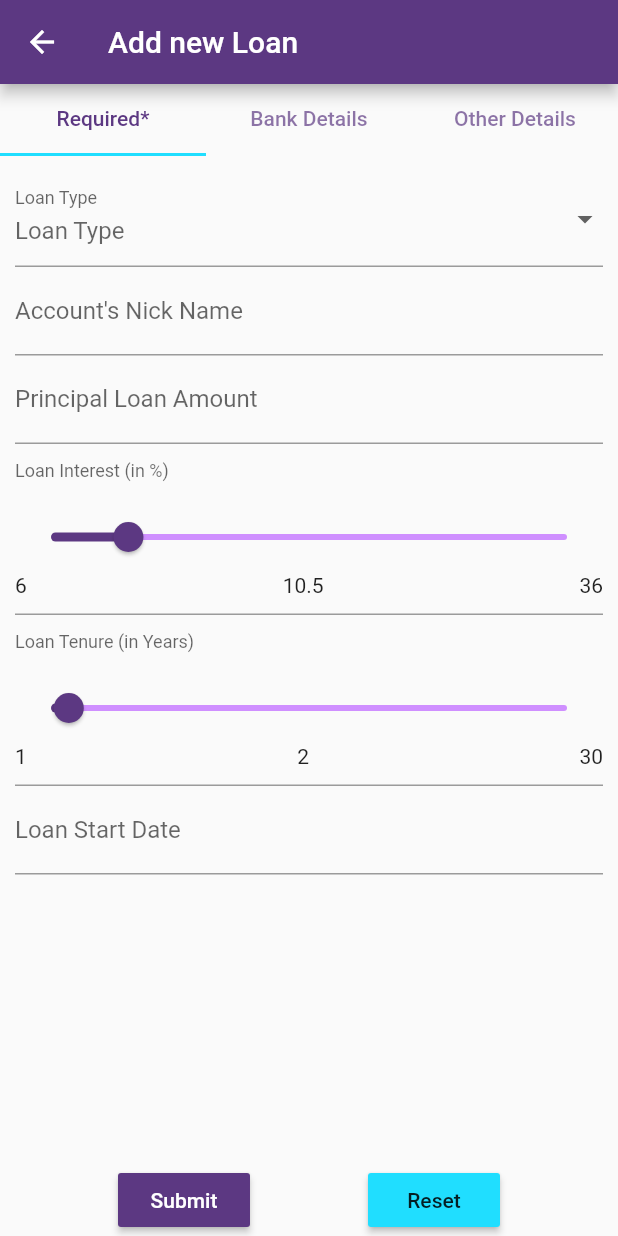
After one commit to Aravin/loan-manager, a Flutter app: the AddLoan screen opened directly, on a phone screen of 412 x 824 dp. The commit adds this screen. Run offline on Flutter 3.47's test engine with Material 2 defaults, Android fonts, the phone set to English and light mode, and no system bars; drawn by our look-alikes of flutter_form_builder; our stand-ins replace firebase_analytics, firebase_auth, firebase_crashlytics, flutter_signin_button, google_sign_in, shared_preferences; accounts and stored records are empty.

Commit message:
Added 'Add new Loan' Screen

```diff
--- a/app/lib/screens/home.dart
+++ b/app/lib/screens/home.dart
@@ -1,8 +1,8 @@
 import 'dart:convert';
 
 import 'package:flutter/material.dart';
-import 'package:loan_manager/methods/sharedPreference.dart';
 import 'package:loan_manager/models/user.dart';
+import 'package:loan_manager/screens/loan/add.dart';
 import 'package:loan_manager/widgets/drawer.dart';
 import 'package:shared_preferences/shared_preferences.dart';
 
@@ -25,6 +25,16 @@ class Home extends StatelessWidget {
   @override
   Widget build(BuildContext context) {
     return Scaffold(
+      floatingActionButton: FloatingActionButton.extended(
+        onPressed: () {
+          Navigator.push(
+            context,
+            MaterialPageRoute(builder: (context) => AddLoan()),
+          );
+        },
+        label: Text('Add new Loan'),
+        icon: Icon(Icons.monetization_on),
+      ),
       drawer: AppDrawer(loggedUser: loggedUser),
       appBar: AppBar(
         title: Text('Home'),
--- /dev/null
+++ b/app/lib/screens/loan/add.dart
@@ -0,0 +1,260 @@
+import 'dart:convert';
+import 'package:intl/intl.dart';
+
+import 'package:flutter/material.dart';
+import 'package:flutter_form_builder/flutter_form_builder.dart';
+import 'package:loan_manager/constants.dart';
+import 'package:loan_manager/models/user.dart';
+import 'package:loan_manager/widgets/drawer.dart';
+import 'package:shared_preferences/shared_preferences.dart';
+
+class AddLoan extends StatefulWidget {
+  @override
+  _AddLoanState createState() => _AddLoanState();
+}
+
+class _AddLoanState extends State<AddLoan> {
+  final GlobalKey<FormBuilderState> _fbKey = GlobalKey<FormBuilderState>();
+
+  User loggedUser;
+
+  _getLoginInformation() async {
+    SharedPreferences prefs = await SharedPreferences.getInstance();
+    final user = prefs.getString('user');
+    print(user);
+    if (user != null) {
+      this.loggedUser = User.fromJson(jsonDecode(user));
+    }
+  }
+
+  @override
+  initState() {
+    super.initState();
+    _getLoginInformation();
+  }
+
+  @override
+  Widget build(BuildContext context) {
+    return Scaffold(
+      drawer: AppDrawer(loggedUser: loggedUser),
+      appBar: AppBar(
+        leading: BackButton(),
+        title: Text('Add new Loan'),
+      ),
+      body: Column(
+        children: <Widget>[
+          Expanded(
+            child: FormBuilder(
+              key: _fbKey,
+              initialValue: {
+                'date': DateTime.now(),
+                'accept_terms': false,
+              },
+              autovalidate: false,
+              child: Column(
+                children: <Widget>[
+                  Expanded(
+                    child: DefaultTabController(
+                      length: 3,
+                      child: Scaffold(
+                        appBar: TabBar(
+                          indicatorColor: secondaryColor,
+                          labelColor: primaryColor,
+                          tabs: [
+                            Tab(text: 'Required*'),
+                            Tab(text: 'Bank Details'),
+                            Tab(text: 'Other Details'),
+                          ],
+                        ),
+                        body: TabBarView(
+                          children: [
+                            ListView(
+                              padding: EdgeInsets.all(10.0),
+                              children: [
+                                FormBuilderDropdown(
+                                  attribute: "loanType",
+                                  decoration:
+                                      InputDecoration(labelText: "Loan Type"),
+                                  // initialValue: 'Male',
+                                  hint: Text('Loan Type'),
+                                  validators: [
+                                    FormBuilderValidators.required()
+                                  ],
+                                  items: [
+                                    'Personal Loan',
+                                    'Home Loan',
+                                    'Gold Loan',
+                                    'Auto Loan',
+                                    'Education Loan',
+                                    'Other Loan'
+                                  ]
+                                      .map((loanType) => DropdownMenuItem(
+                                          value: loanType,
+                                          child: Text("$loanType")))
+                                      .toList(),
+                                ),
+                                FormBuilderTextField(
+                                  attribute: "accountName",
+                                  textInputAction: TextInputAction.next,
+                                  decoration: InputDecoration(
+                                      labelText: "Account's Nick Name"),
+                                  validators: [],
+                                ),
+                                FormBuilderTextField(
+                                  attribute: "amount",
+                                  textInputAction: TextInputAction.next,
+                                  decoration: InputDecoration(
+                                      labelText: "Principal Loan Amount"),
+                                  validators: [
+                                    FormBuilderValidators.numeric(),
+                                    FormBuilderValidators.min(500),
+                                    FormBuilderValidators.max(10000000),
+                                  ],
+                                ),
+                                FormBuilderSlider(
+                                  attribute: "interest",
+                                  validators: [FormBuilderValidators.min(6)],
+                                  min: 6.0,
+                                  max: 36.0,
+                                  initialValue: 10.5,
+                                  decoration: InputDecoration(
+                                    labelText: "Loan Interest (in %)",
+                                  ),
+                                  activeColor: primaryColor,
+                                  inactiveColor: accentColor,
+                                ),
+                                FormBuilderSlider(
+                                  attribute: "tenure",
+                                  validators: [FormBuilderValidators.min(6)],
+                                  min: 1.0,
+                                  max: 30.0,
+                                  initialValue: 2,
+                                  decoration: InputDecoration(
+                                    labelText: "Loan Tenure (in Years)",
+                                  ),
+                                  activeColor: primaryColor,
+                                  inactiveColor: accentColor,
+                                ),
+                                FormBuilderDateTimePicker(
+                                  attribute: "startDate",
+                                  textInputAction: TextInputAction.next,
+                                  inputType: InputType.date,
+                                  format: DateFormat("dd-MMM-yyyy"),
+                                  decoration: InputDecoration(
+                                      labelText: "Loan Start Date"),
+                                ),
+                              ],
+                            ),
+                            ListView(
+                              padding: EdgeInsets.all(10.0),
+                              children: [
+                                FormBuilderTextField(
+                                  attribute: "bankAccountNumber",
+                                  textInputAction: TextInputAction.next,
+                                  decoration: InputDecoration(
+                                      labelText: "Bank Account Number"),
+                                  validators: [],
+                                ),
+                                FormBuilderTextField(
+                                  attribute: "bankName",
+                                  textInputAction: TextInputAction.next,
+                                  decoration:
+                                      InputDecoration(labelText: "Bank Name"),
+                                  validators: [],
+                                ),
+                                FormBuilderTextField(
+                                  attribute: "bankPhoneNumber",
+                                  textInputAction: TextInputAction.next,
+                                  decoration: InputDecoration(
+                                      labelText: "Bank Phone Number"),
+                                  validators: [],
+                                ),
+                                FormBuilderTextField(
+                                  attribute: "bankEmail",
+                                  textInputAction: TextInputAction.next,
+                                  decoration:
+                                      InputDecoration(labelText: "Bank Email"),
+                                  validators: [],
+                                ),
+                                FormBuilderTextField(
+                                  attribute: "bankContactPerson",
+                                  textInputAction: TextInputAction.next,
+                                  decoration: InputDecoration(
+                                      labelText: "Contact Person"),
+                                  validators: [],
+                                ),
+                                FormBuilderTextField(
+                                  keyboardType: TextInputType.multiline,
+                                  maxLines: null,
+                                  attribute: "bankAdditionalInfo",
+                                  textInputAction: TextInputAction.done,
+                                  decoration: InputDecoration(
+                                      labelText: "Additional Info"),
+                                  validators: [],
+                                ),
+                              ],
+                            ),
+                            ListView(
+                              padding: EdgeInsets.all(10.0),
+                              children: [
+                                FormBuilderTextField(
+                                  attribute: "loanProcessingFee",
+                                  textInputAction: TextInputAction.next,
+                                  decoration: InputDecoration(
+                                      labelText: "Loan Processing Fee"),
+                                  validators: [],
+                                ),
+                                FormBuilderTextField(
+                                  attribute: "loanPartPayment",
+                                  textInputAction: TextInputAction.next,
+                                  decoration: InputDecoration(
+                                      labelText: "Loan Part Payment"),
+                                  validators: [],
+                                ),
+                                FormBuilderTextField(
+                                  attribute: "loanOtherCharges",
+                                  textInputAction: TextInputAction.next,
+                                  decoration: InputDecoration(
+                                      labelText: "Other Loan Charges"),
+                                  validators: [],
+                                ),
+                              ],
+                            ),
+                          ],
+                        ),
+                      ),
+                    ),
+                  ),
+                ],
+              ),
+            ),
+          ),
+          SizedBox(height: 25),
+          Row(
+            mainAxisAlignment: MainAxisAlignment.spaceEvenly,
+            crossAxisAlignment: CrossAxisAlignment.center,
+            children: <Widget>[
+              RaisedButton(
+                color: primaryColor,
+                textColor: Colors.white,
+                child: Text("Submit"),
+                onPressed: () {
+                  if (_fbKey.currentState.saveAndValidate()) {
+                    print(_fbKey.currentState.value);
+                  }
+                },
+              ),
+              RaisedButton(
+                color: secondaryColor,
+                child: Text("Reset"),
+                onPressed: () {
+                  _fbKey.currentState.reset();
+                },
+              ),
+            ],
+          )
+        ],
+      ),
+    );
+  }
+}
```
